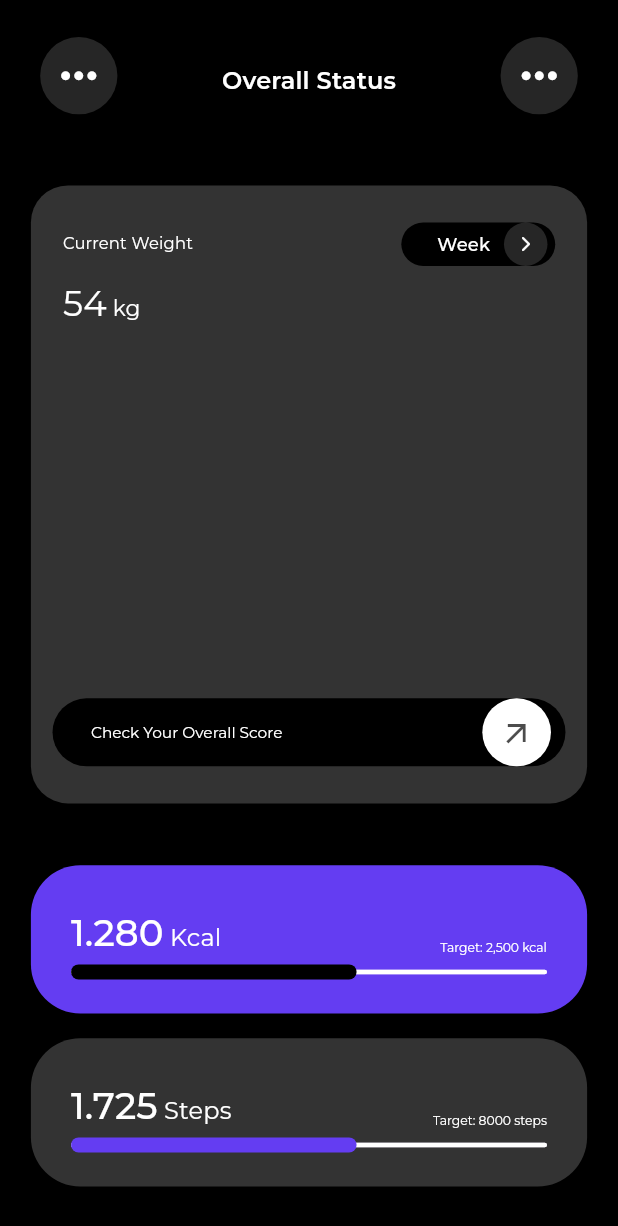
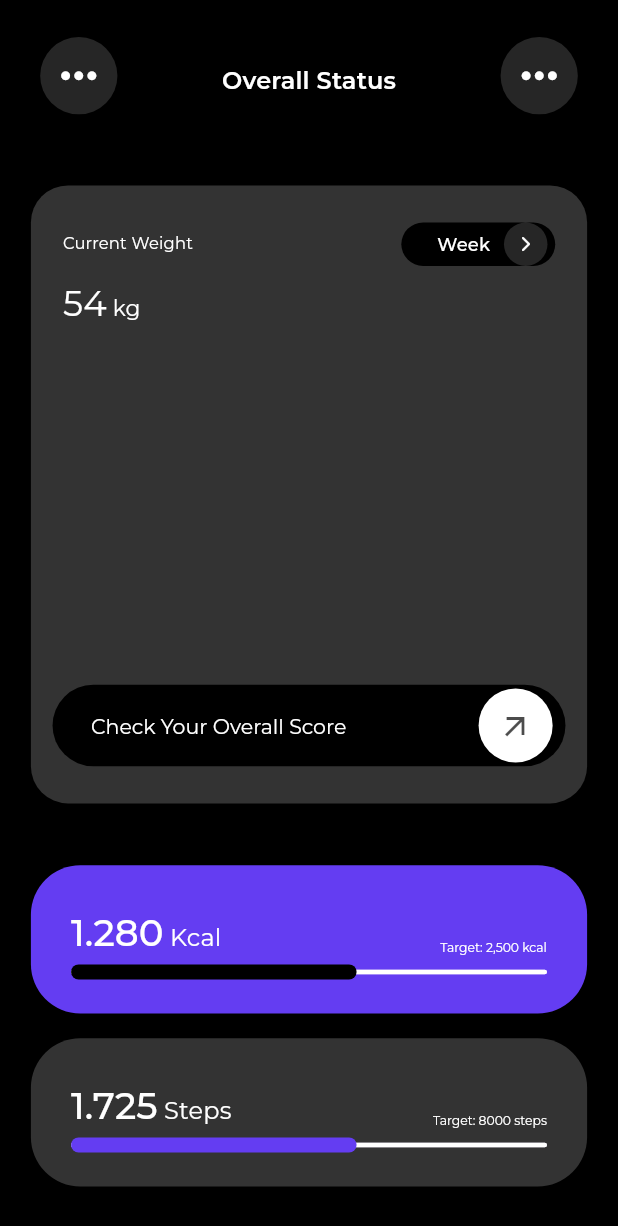
Before and after one commit to bhawesh2002/workout_planner_app_ui, a Flutter app: the OverallStatusPage screen opened directly, on a phone screen of 412 x 824 dp. Shown: the top 1226 px of the screen. Run offline on Flutter 3.47's test engine with Material 3 defaults, Android fonts, the phone set to English and light mode, and no system bars; our stand-ins replace google_fonts.

Commit message:
Adjust height and font size in CurrentWeightCard

```diff
--- a/lib/widgets/current_weight_card.dart
+++ b/lib/widgets/current_weight_card.dart
@@ -113,7 +113,7 @@ class CurrentWeightCard extends StatelessWidget {
                 alignment: Alignment.bottomCenter,
                 child: Container(
                   width: constraints.maxWidth,
-                  height: constraints.maxHeight * 0.125,
+                  height: constraints.maxHeight * 0.15,
                   decoration: BoxDecoration(
                     color: Colors.black,
                     borderRadius: BorderRadius.circular(constraints.maxHeight),
@@ -135,7 +135,7 @@ class CurrentWeightCard extends StatelessWidget {
                                 .titleLarge
                                 ?.copyWith(
                                   fontWeight: FontWeight.normal,
-                                  fontSize: constraints.maxWidth * 0.03,
+                                  fontSize: constraints.maxWidth * 0.04,
                                 ),
                           ),
                         ),
@@ -149,7 +149,7 @@ class CurrentWeightCard extends StatelessWidget {
                                 MaterialStatePropertyAll(Colors.white),
                           ),
                           padding: EdgeInsets.all(
-                            constraints.maxHeight * 0.03,
+                            constraints.maxHeight * 0.035,
                           ),
                           icon: Icon(
                             Icons.arrow_outward,
```
